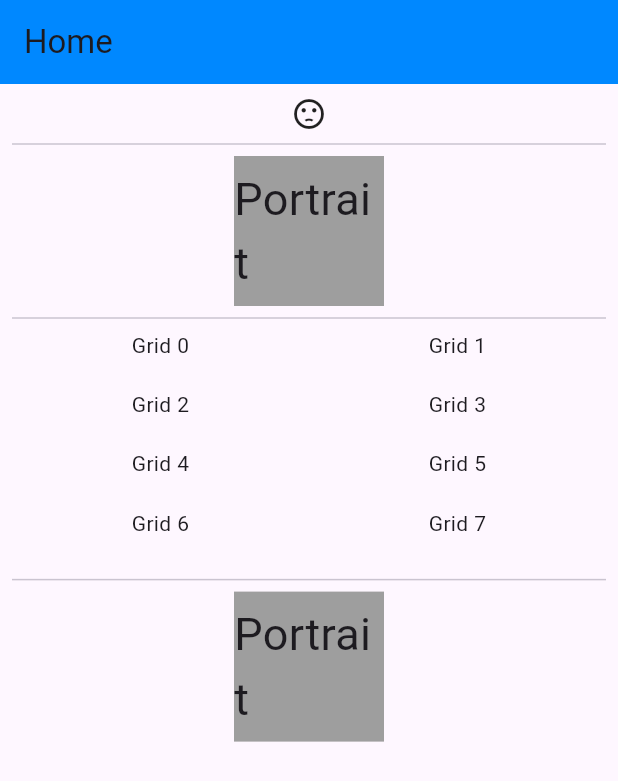
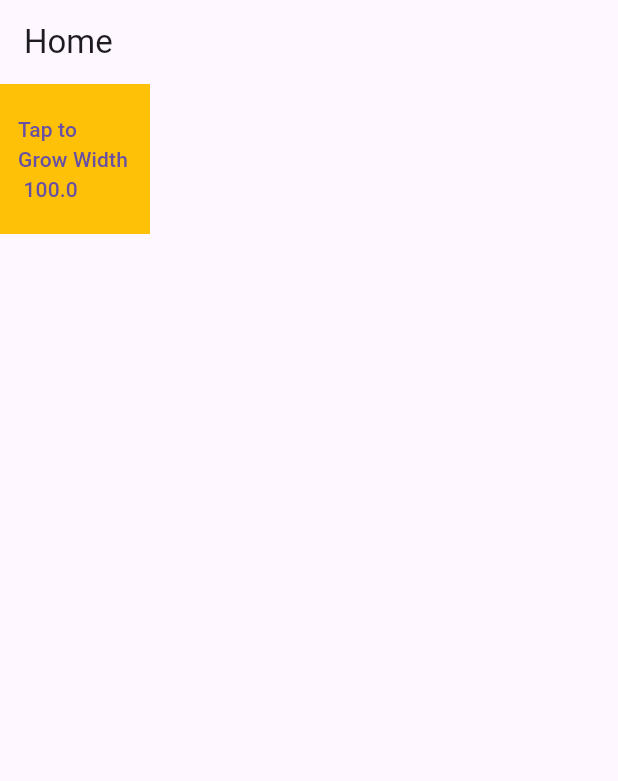
Before and after one commit to hatealx/ftest, a Flutter app: the screen it shows after launch, on a phone screen of 412 x 824 dp. Shown: the top 781 px of the screen. Run offline on Flutter 3.47's test engine with Material 3 defaults, Android fonts, the light colour scheme and no system bars.

Commit message:
adding animation: Animated container widget

```diff
--- a/lib/pages/home.dart
+++ b/lib/pages/home.dart
@@ -1,4 +1,5 @@
 import 'package:flutter/material.dart';
+import 'package:ftest/widgets/animated_container.dart';
 
 class Home extends StatefulWidget {
   @override
@@ -8,123 +9,18 @@ class Home extends StatefulWidget {
 class _HomeState extends State<Home> {
   @override
   Widget build(BuildContext context) {
-    Orientation _orientation = MediaQuery.of(context).orientation;
-
     return Scaffold(
       appBar: AppBar(
-          title: Text('Home'),
-          backgroundColor: const Color.fromARGB(255, 0, 136, 255),
+        title: const Text("Home"),
         ),
-        body: const SafeArea(
-            child: SingleChildScrollView(
-          child: Padding(
-              padding: EdgeInsets.all(8.0),
+        body: SafeArea(
           child: Column(
             children: [
-                  OrientationLayoutIconsWidgets(),
-                  Divider() ,
-                  OrientationLayoutWidget(),
-                  Divider(),
-                  GridViewWidget(),
-                  Divider(),
-                  OrientationBuilderWidget(),
+              AnimatedContainerWidget()
             ],
-              )),
-        )));
-  }
-}
-
-
-class OrientationLayoutIconsWidgets extends StatelessWidget {
-  const OrientationLayoutIconsWidgets({super.key});
-
-  @override
-  Widget build(BuildContext context) {
-    Orientation _orientation = MediaQuery.of(context).orientation;
-    return _orientation == Orientation.portrait
-        ? const Row(mainAxisAlignment: MainAxisAlignment.center, children: [
-            Icon(Icons.sentiment_dissatisfied),
-          ])
-        : const Row(
-            mainAxisAlignment: MainAxisAlignment.center,
-            children: [
-              Icon(Icons.sentiment_dissatisfied),
-              Icon(Icons.sentiment_satisfied),
-            ],
-          );
-  }
-}
-
-
-class OrientationLayoutWidget extends StatelessWidget {
-  const OrientationLayoutWidget({super.key});
-
-  @override
-  Widget build(BuildContext context) {
-    Orientation _orientation = MediaQuery.of(context).orientation;
-    return _orientation == Orientation.portrait ?
-    Container(
-      alignment: Alignment.center,
-        color: Colors.grey,
-        child: Text("Portrait",style: TextStyle(fontSize: 30),),
-        height: 100,
-        width: 100,
-    ):
-    Container(
-      alignment: Alignment.center,
-        color: const Color.fromARGB(255, 226, 51, 51),
-        child: Text("Portrait",style: TextStyle(fontSize: 30),),
-        height: 120,
-        width: 100,
+          )
+          ),
     );
 
 }
 }
-
-class GridViewWidget extends StatelessWidget {
-  const GridViewWidget({super.key});
-
-  @override
-  Widget build(BuildContext context) {
-    Orientation _orientation = MediaQuery.of(context).orientation;
-     return GridView.count(
-            shrinkWrap: true,
-            physics: NeverScrollableScrollPhysics(),
-            crossAxisCount: _orientation == Orientation.portrait ? 2 : 4,
-            childAspectRatio: 5.0,
-            children: List.generate(8, (int index){
-              return Text("Grid $index", textAlign: TextAlign.center,);
-            }
-            )
-          );
-
-  }
-}
-
-
-class OrientationBuilderWidget extends StatelessWidget {
-  const OrientationBuilderWidget({super.key});
-
-  @override
-  Widget build(BuildContext context) {
-   return OrientationBuilder(builder: (BuildContext context, Orientation orientation) {
-     return orientation == Orientation.portrait ?
-     Container(
-      alignment: Alignment.center,
-        color: Colors.grey,
-        child: Text("Portrait",style: TextStyle(fontSize: 30),),
-        height: 100,
-        width: 100,
-    )
-     : Container(
-      alignment: Alignment.center,
-        color: const Color.fromARGB(255, 226, 51, 51),
-        child: Text("Portrait",style: TextStyle(fontSize: 30),),
-        height: 120,
-        width: 100,
-      );
-
-
-   });
-  }
-}
--- /dev/null
+++ b/lib/widgets/animated_container.dart
@@ -0,0 +1,40 @@
+import 'package:flutter/material.dart';
+
+class AnimatedContainerWidget extends StatefulWidget {
+  const AnimatedContainerWidget({super.key});
+
+  @override
+  State<AnimatedContainerWidget> createState() => _AnimatedContainerWidgetState();
+}
+
+class _AnimatedContainerWidgetState extends State<AnimatedContainerWidget> {
+  double _height =  100.0;
+  double _width =  100.0;
+
+  void _increaseWidth(){
+    setState(() {
+      _width = _width >= 320.0 ? 100.0 : _width += 50.0;
+    });
+  }
+
+
+  @override
+  Widget build(BuildContext context) {
+    return Row(
+      children: [
+        AnimatedContainer(
+          duration: Duration(milliseconds: 500),
+          curve: Curves.bounceIn,
+          color: Colors.amber,
+          height: _height,
+          width: _width,
+          child: TextButton(
+            onPressed: _increaseWidth,
+            child: Text("Tap to \nGrow Width \n $_width")
+            )
+          ,
+          )
+      ],
+    );
+}
+}
```
Lines whose indentation alone changed are shown as unchanged.
